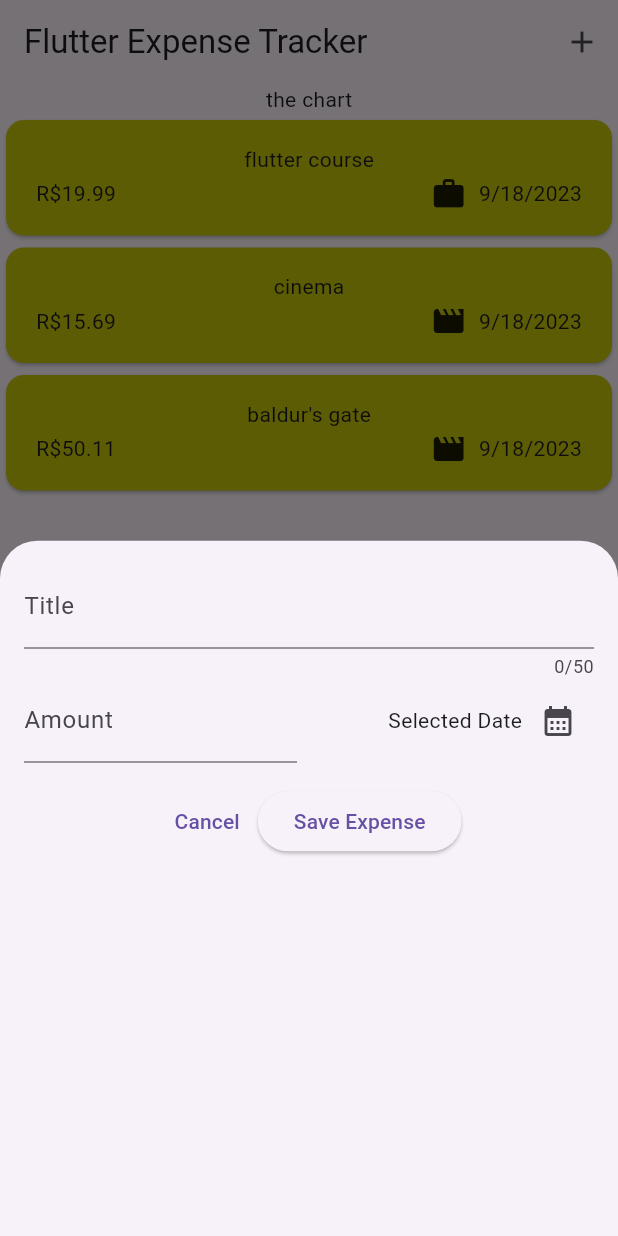
After one commit to guisantosalves/EXPENSE_TRACKER, a Flutter app: the screen it shows after launch, after a tap on the "add" icon, on a phone screen of 412 x 824 dp. The commit adds this screen. Run offline on Flutter 3.47's test engine with Material 2 defaults, Android fonts, the phone set to English and light mode, and no system bars.

Commit message:
making modal to insert data of expensers

```diff
--- a/lib/expenses.dart
+++ b/lib/expenses.dart
@@ -1,5 +1,6 @@
 import 'package:expense_tracker/widgets/expenses_list.dart';
 import 'package:flutter/material.dart';
+import 'package:expense_tracker/widgets/new_expense.dart';
 
 import 'model/expense.dart';
 
@@ -33,9 +34,27 @@ class _ExpensesState extends State<Expenses> {
     )
   ];
 
+  void _openAddExpenseOverlay() {
+    showModalBottomSheet(
+        shape: const RoundedRectangleBorder(
+          borderRadius: BorderRadius.vertical(
+            top: Radius.circular(25.0),
+          ),
+        ),
+        context: context,
+        builder: (ctx) => const NewExpense());
+  }
+
   @override
   Widget build(BuildContext context) {
     return Scaffold(
+      appBar: AppBar(
+        title: const Text('Flutter Expense Tracker'),
+        actions: [
+          IconButton(
+              onPressed: _openAddExpenseOverlay, icon: const Icon(Icons.add)),
+        ],
+      ),
       body: Column(
         children: [
           // toolbar with the add button => row()
--- a/lib/main.dart
+++ b/lib/main.dart
@@ -2,7 +2,8 @@ import 'package:flutter/material.dart';
 import 'package:expense_tracker/expenses.dart';
 
 void main() {
-  runApp(const MaterialApp(
-    home: Expenses(),
+  runApp(MaterialApp(
+    theme: ThemeData(useMaterial3: true),
+    home: const Expenses(),
   ));
 }
--- /dev/null
+++ b/lib/widgets/new_expense.dart
@@ -0,0 +1,110 @@
+import 'package:flutter/material.dart';
+
+class NewExpense extends StatefulWidget {
+  const NewExpense({super.key});
+
+  @override
+  State<NewExpense> createState() {
+    return _NewExpenseState();
+  }
+}
+
+class _NewExpenseState extends State<NewExpense> {
+  final _titleController =
+      TextEditingController(); // it's another way to set value from user
+  final _amountController = TextEditingController();
+
+  void _presentDatePicker() {
+    // future is like async await / promises in javascript
+    final now = DateTime.now();
+    final firsDate = DateTime(now.year - 1, now.month, now.day);
+    // returns a future
+    showDatePicker(
+            context: context,
+            initialDate: now,
+            firstDate: firsDate,
+            lastDate: now)
+        .then(
+      (value) {
+        print(value);
+      },
+    );
+  }
+
+  @override
+  void dispose() {
+    // we need to make that to not persist in memory
+    _titleController.dispose();
+    _amountController.dispose();
+    super.dispose();
+  }
+
+  // controller -> value and set the value at the same time
+  @override
+  Widget build(BuildContext context) {
+    return Padding(
+      padding: const EdgeInsets.all(16),
+      child: Column(
+        children: [
+          TextField(
+            controller: _titleController,
+            maxLength: 50,
+            decoration: const InputDecoration(label: Text('Title')),
+          ),
+          Row(
+            children: [
+              // we need to use it here
+              Expanded(
+                child: TextField(
+                  controller: _amountController,
+                  decoration: const InputDecoration(
+                    prefixText: '\$ ',
+                    label: Text('Amount'),
+                  ),
+                  keyboardType: TextInputType.number,
+                ),
+              ),
+              const SizedBox(
+                width: 16,
+              ),
+              // we need to use it here
+              Expanded(
+                child: Row(
+                  mainAxisAlignment: MainAxisAlignment.end,
+                  crossAxisAlignment: CrossAxisAlignment.center,
+                  children: [
+                    const Text('Selected Date'),
+                    IconButton(
+                      onPressed: _presentDatePicker,
+                      icon: const Icon(Icons.calendar_month),
+                    )
+                  ],
+                ),
+              )
+            ],
+          ),
+          const SizedBox(
+            height: 15,
+          ),
+          Row(
+            mainAxisAlignment: MainAxisAlignment.center,
+            children: [
+              TextButton(
+                onPressed: () {
+                  Navigator.pop(context);
+                },
+                child: const Text('Cancel'),
+              ),
+              ElevatedButton(
+                  onPressed: () {
+                    print(_titleController.text);
+                    print(_amountController.text);
+                  },
+                  child: const Text('Save Expense'))
+            ],
+          )
+        ],
+      ),
+    );
+  }
+}
```
